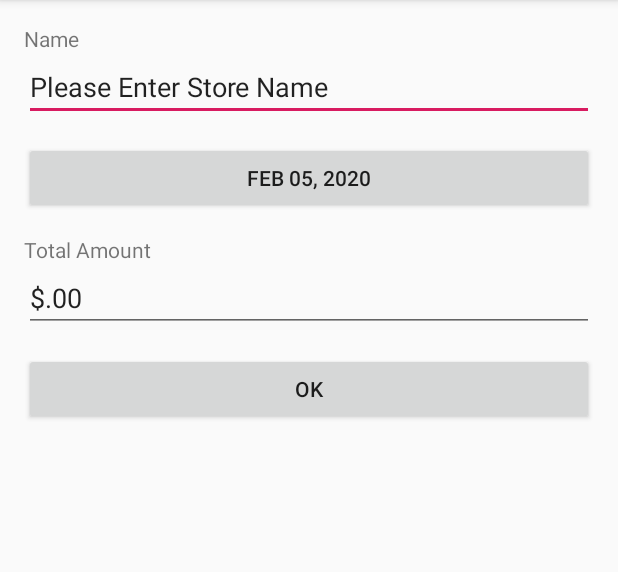
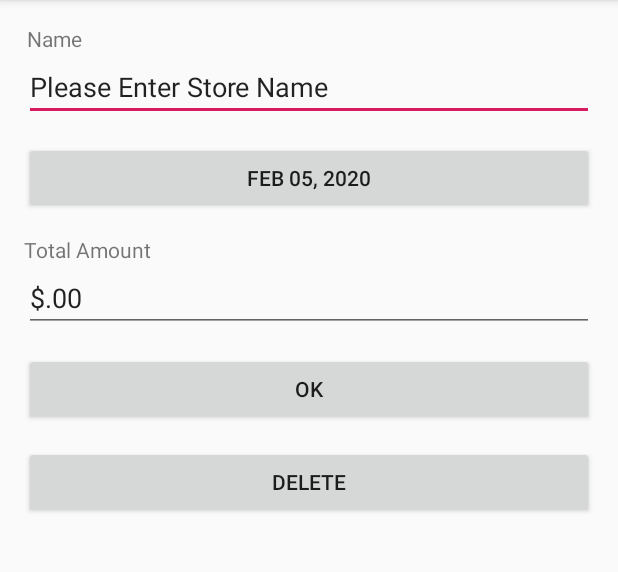
Before and after one commit to nilsjohnson/ReceiptTracker, an Android app: the screen it shows after launch (ReceiptActivity), after a tap on an icon or button, on a phone screen of 412 x 824 dp, the part 84-656 px from its top. Run offline under Robolectric (Android 15) with nearby library versions, the phone set to English and light mode, and no system bars; libraries missing offline, so code that uses them is left out: org.opencv.android, org.opencv.core; 16 statements that could not run were skipped.

Commit message:
converted ReceiptActivity's layout to ConstraintLayout, improved list_item_view and started adding a toolbar menu

```diff
--- a/app/src/main/AndroidManifest.xml
+++ b/app/src/main/AndroidManifest.xml
@@ -36,9 +36,6 @@
                 <action android:name="android.service.textservice.SpellCheckerService" />
             </intent-filter>
 
-            <meta-data
-                android:name="android.view.textservice.scs"
-                android:resource="@xml/spellchecker" />
         </service>
 
 
--- a/app/src/main/java/coffee/nils/dev/receipts/MainActivity.java
+++ b/app/src/main/java/coffee/nils/dev/receipts/MainActivity.java
@@ -8,6 +8,9 @@ import android.os.Bundle;
 import android.provider.MediaStore;
 import android.util.Log;
 import android.view.LayoutInflater;
+import android.view.Menu;
+import android.view.MenuInflater;
+import android.view.MenuItem;
 import android.view.View;
 import android.view.ViewGroup;
 import android.widget.TextView;
@@ -160,6 +163,24 @@ public class MainActivity extends AppCompatActivity
     }
 
     @Override
+    public boolean onCreateOptionsMenu(Menu menu) {
+        MenuInflater inflater = getMenuInflater();
+        inflater.inflate(R.menu.filter, menu);
+        return true;
+    }
+
+    @Override
+    public boolean onOptionsItemSelected(MenuItem item) {
+        // Handle item selection
+        switch (item.getItemId()) {
+            case R.id.new_game:
+                return true;
+            default:
+                return super.onOptionsItemSelected(item);
+        }
+    }
+
+    @Override
     protected void onResume()
     {
         super.onResume();
--- a/app/src/main/java/coffee/nils/dev/receipts/ReceiptActivity.java
+++ b/app/src/main/java/coffee/nils/dev/receipts/ReceiptActivity.java
@@ -8,7 +8,7 @@ import android.text.Editable;
 import android.text.TextWatcher;
 import android.util.Log;
 import android.view.View;
-import android.view.textservice.SpellCheckerSession;
+import android.view.ViewGroup;
 import android.widget.Button;
 import android.widget.DatePicker;
 import android.widget.EditText;
@@ -58,9 +58,9 @@ public class ReceiptActivity extends AppCompatActivity
     private EditText editTextTotalAmount;
     private Button btnDate;
     private Button btnOk;
+    private Button btnDelete;
 
     private DAO dao;
-
 
     Receipt receipt;
     boolean receiptChanged = false;
@@ -68,9 +68,13 @@ public class ReceiptActivity extends AppCompatActivity
     boolean validAmount = true;
     boolean validDate = true;
 
-    // for spell checking
-    private SpellCheckerSession mScs;
-
+    // to hold the values from the user input fields
+    // we dont directly update the receipt, until the user
+    // presses save or the back button. This prevents the DB and the cache from
+    // being out of sync.
+    String storeName;
+    double totalAmount;
+    Date date;
 
     @Override
     protected void onCreate(Bundle savedInstanceState)
@@ -92,7 +96,7 @@ public class ReceiptActivity extends AppCompatActivity
 
                 if(name.length() < ReceiptDBSchema.ReceiptTable.MAX_FIELD_LENGTH_DEFAULT)
                 {
-                    receipt.setStoreName(s.toString());
+                    storeName = s.toString();
                     editTextName.setBackgroundColor(Color.WHITE);
                     receiptChanged = true;
                     validName = true;
@@ -137,7 +141,7 @@ public class ReceiptActivity extends AppCompatActivity
                     }
 
                     double value = Double.parseDouble(value_str);
-                    receipt.setTotalAmount(value);
+                    totalAmount = value;
                     editTextTotalAmount.setBackgroundColor(Color.WHITE);
                     receiptChanged = true;
                     validAmount = true;
@@ -181,9 +185,9 @@ public class ReceiptActivity extends AppCompatActivity
                 Calendar cal = Calendar.getInstance();
                 cal.set(year, monthOfYear, dayOfMonth);
                 Date d = cal.getTime();
-                receipt.setDate(d);
+                date = d;
                 receiptChanged = true;
-                putDateOnButton();
+                putDateOnButton(d);
             }
         }
 
@@ -197,17 +201,22 @@ public class ReceiptActivity extends AppCompatActivity
             }
         }
 
-
+        class DeleteButtonListener implements View.OnClickListener
+        {
+            @Override
+            public void onClick(View v)
+            {
+                deleteReceipt();
+            }
+        }
 
         // set the view and get the DAO
         dao = DAO.get(this.getApplicationContext());
         setContentView(R.layout.activity_receipt);
 
-
         // get the reciept
         UUID receiptId = (UUID) getIntent().getSerializableExtra(MainActivity.EXTRA_NEW_RECEIPT_ID);
         receipt = dao.getReceiptById(receiptId);
-
 
         photoFile = dao.getPhotoFile(receipt);
         Bitmap bitmap = ImageUtil.getScaledBitmap(photoFile.getPath(), this);
@@ -218,7 +227,6 @@ public class ReceiptActivity extends AppCompatActivity
         {
             Toast toast= Toast.makeText(getApplicationContext(),"Autocropping and saving Image :)", Toast.LENGTH_SHORT);
             toast.show();
-
 
             Mat mat = new Mat();
             Utils.bitmapToMat(bitmap, mat);
@@ -252,11 +260,14 @@ public class ReceiptActivity extends AppCompatActivity
             toast.show();
         }
 
+        // initialize these so they get saved correctly if not changed
+        storeName = receipt.getStoreName();
+        date = receipt.getDate();
+        totalAmount = receipt.getTotalAmount();
+
         imageView = (ImageView) findViewById(R.id.imageView_receipt);
         photoFile = dao.getPhotoFile(receipt);
-        // Bitmap bitmap = ImageUtil.getScaledBitmap(photoFile.getPath(), this);
         imageView.setImageBitmap(bitmap);
-
 
         // set the name related things
         editTextName = (EditText) findViewById(R.id.editText_name);
@@ -266,7 +277,7 @@ public class ReceiptActivity extends AppCompatActivity
         // set the date related things
         btnDate = (Button) findViewById(R.id.button_date);
         btnDate.setOnClickListener(new ChooseDateHandler());
-        putDateOnButton();
+        putDateOnButton(date);
 
         // set the receipt's total-amount related things
         double totalAmount = receipt.getTotalAmount();
@@ -279,6 +290,10 @@ public class ReceiptActivity extends AppCompatActivity
         // for the OK button
         btnOk = (Button) findViewById(R.id.button_ok);
         btnOk.setOnClickListener(new OkButtonListener());
+
+        // for the delete button
+        btnDelete = (Button) findViewById(R.id.button_delete);
+        btnDelete.setOnClickListener(new DeleteButtonListener());
     }
 
 
@@ -324,9 +339,9 @@ public class ReceiptActivity extends AppCompatActivity
         }
     }
 
-    private void putDateOnButton()
+    private void putDateOnButton(Date d)
     {
-        btnDate.setText(receipt.getSimpleDate());
+        btnDate.setText(Receipt.sdf.format(d));
     }
 
     private void saveReceipt()
@@ -346,6 +361,11 @@ public class ReceiptActivity extends AppCompatActivity
             // these must be valid before saving.
             if(validAmount && validName && validDate)
             {
+                // update the receipt
+                receipt.setTotalAmount(totalAmount);
+                receipt.setStoreName(storeName);
+                receipt.setDate(date);
+                // save it
                 dao.updateReceipt(receipt);
                 Toast toast = Toast.makeText(getApplicationContext(),R.string.saved,Toast. LENGTH_SHORT);
                 toast.show();
@@ -383,4 +403,32 @@ public class ReceiptActivity extends AppCompatActivity
             }
         }
     }
+
+    private void deleteReceipt()
+    {
+        DialogInterface.OnClickListener dialogClickListener = new DialogInterface.OnClickListener()
+        {
+            @Override
+            public void onClick(DialogInterface dialog, int choice)
+            {
+                switch (choice)
+                {
+                    case DialogInterface.BUTTON_POSITIVE:
+                        dao.deleteReceipt(receipt.getId());
+                        Toast toast = Toast.makeText(getApplicationContext(), R.string.receipt_deleted, Toast.LENGTH_SHORT);
+                        toast.show();
+                        finish();
+                        break;
+
+                    case DialogInterface.BUTTON_NEGATIVE:
+
+                        break;
+                }
+            }
+        };
+
+        AlertDialog.Builder builder = new AlertDialog.Builder(this);
+        builder.setMessage(R.string.are_you_sure_delete).setPositiveButton(R.string.yes, dialogClickListener)
+                .setNegativeButton(R.string.no, dialogClickListener).show();
+    }
 }
--- a/app/src/main/java/coffee/nils/dev/receipts/data/DAO.java
+++ b/app/src/main/java/coffee/nils/dev/receipts/data/DAO.java
@@ -100,7 +100,7 @@ public class DAO
         values.put(ReceiptTable.COLS.STORE_NAME, receipt.getStoreName());
         values.put(ReceiptTable.COLS.AMOUNT, receipt.getTotalAmount());
         values.put(ReceiptTable.COLS.DATE, receipt.getDate().getTime());
-        values.put(ReceiptTable.COLS.IMAGE_IS_CROPPED, receipt.hasBeenReviewd() ? 1 : 0);
+        values.put(ReceiptTable.COLS.RECEIPT_BEEN_REVIEWED, receipt.hasBeenReviewd() ? 1 : 0);
 
         return values;
     }
@@ -137,7 +137,7 @@ public class DAO
         Receipt r = new Receipt();
         ContentValues values = getReceiptContentValues(r);
         database.insert(ReceiptTable.NAME, null, values);
-        receiptList.add(r);
+        receiptList.add(0, r);
         return r;
     }
 
@@ -190,6 +190,20 @@ public class DAO
         } catch (IOException e)
         {
             throw e;
+        }
+    }
+
+    public void deleteImage(String fileName)
+    {
+        File file = new File(context.getFilesDir().toString() + "/" + fileName);
+
+        if(file.delete())
+        {
+            Log.d(TAG, fileName + " deleted succesffuly");
+        }
+        else
+        {
+            Log.d(TAG, fileName + " failed to delete");
         }
     }
 
@@ -246,14 +260,6 @@ public class DAO
         printStoreNameHashTable();
     }
 
-    public void updateStoreNameValue(String key, String storeName)
-    {
-        ContentValues values = getStoreHashTableContentValues(new AbstractMap.SimpleEntry(key, storeName));
-
-        database.update(StoreNameHashTable.NAME, values, StoreNameHashTable.COLS.KEY + " = ?",
-                new String[]{key});
-    }
-
     private void printStoreNameHashTable()
     {
         StringBuilder table = new StringBuilder();
@@ -264,4 +270,18 @@ public class DAO
 
         Log.d(TAG, table.toString());
     }
+
+    public void deleteReceipt(UUID id)
+    {
+        for(int i = 0; i < receiptList.size(); i++)
+        {
+            if(receiptList.get(i).getId().equals(id))
+            {
+                database.delete(ReceiptTable.NAME, ReceiptTable.COLS.UUID + " = ?", new String[]{id.toString()});
+                deleteImage(receiptList.get(i).getFileName());
+                receiptList.remove(i);
+                break;
+            }
+        }
+    }
 }
--- a/app/src/main/java/coffee/nils/dev/receipts/data/Receipt.java
+++ b/app/src/main/java/coffee/nils/dev/receipts/data/Receipt.java
@@ -13,7 +13,7 @@ public class Receipt
     private boolean hasBeenReviewd = false;
 
     // defines how we show date to user
-    private static SimpleDateFormat sdf = new SimpleDateFormat("MMM dd, yyyy");
+    public static final SimpleDateFormat sdf = new SimpleDateFormat("MMM dd, yyyy");
 
     public Receipt()
     {
--- a/app/src/main/java/coffee/nils/dev/receipts/data/ReceiptBaseHelper.java
+++ b/app/src/main/java/coffee/nils/dev/receipts/data/ReceiptBaseHelper.java
@@ -35,7 +35,7 @@ public class ReceiptBaseHelper extends SQLiteOpenHelper
                 STORE_NAME + " varchar(" + MAX_FIELD_LENGTH_DEFAULT + "), " +
                 ReceiptTable.COLS.DATE + " INTEGER, " +
                 ReceiptTable.COLS.AMOUNT + " INTEGER, " +
-                ReceiptTable.COLS.IMAGE_IS_CROPPED + " INTEGER " +
+                ReceiptTable.COLS.RECEIPT_BEEN_REVIEWED + " INTEGER " +
                 ")"
         );
 
--- a/app/src/main/java/coffee/nils/dev/receipts/data/ReceiptCursorWrapper.java
+++ b/app/src/main/java/coffee/nils/dev/receipts/data/ReceiptCursorWrapper.java
@@ -20,14 +20,14 @@ public class ReceiptCursorWrapper extends CursorWrapper
         String storeName = getString(getColumnIndex(ReceiptDBSchema.ReceiptTable.COLS.STORE_NAME));
         double amount = getDouble(getColumnIndex(ReceiptDBSchema.ReceiptTable.COLS.AMOUNT));
         long date = getLong(getColumnIndex(ReceiptDBSchema.ReceiptTable.COLS.DATE));
-        int isCropped = getInt(getColumnIndex(ReceiptDBSchema.ReceiptTable.COLS.IMAGE_IS_CROPPED));
+        int isReviewed = getInt(getColumnIndex(ReceiptDBSchema.ReceiptTable.COLS.RECEIPT_BEEN_REVIEWED));
 
         Receipt receipt = new Receipt(UUID.fromString(uuidString));
 
         receipt.setStoreName(storeName);
         receipt.setTotalAmount(amount);
         receipt.setDate(new Date(date));
-        receipt.setHasBeenReviewed(isCropped != 0);
+        receipt.setHasBeenReviewed(isReviewed != 0);
 
         return receipt;
     }
--- a/app/src/main/java/coffee/nils/dev/receipts/data/ReceiptDBSchema.java
+++ b/app/src/main/java/coffee/nils/dev/receipts/data/ReceiptDBSchema.java
@@ -15,7 +15,7 @@ public class ReceiptDBSchema
             public static final String STORE_NAME = "store_name";
             public static final String DATE = "date";
             public static final String AMOUNT = "amount";
-            public static final String IMAGE_IS_CROPPED = "image_is_cropped";
+            public static final String RECEIPT_BEEN_REVIEWED = "been_reviewed";
         }
     }
 
--- a/app/src/main/java/coffee/nils/dev/receipts/util/receiptReader/ReceiptReader.java
+++ b/app/src/main/java/coffee/nils/dev/receipts/util/receiptReader/ReceiptReader.java
@@ -513,7 +513,7 @@ public class ReceiptReader
     /**
      *
      * @param storeName A string of text that is (hopefully) the name of a store
-     * @return The name of the store with the letters of first words capitalized.
+     * @return The name of the store with the letters of first words capitalized and no terminal points.
      */
     private String getStoreNameFormatted(String storeName)
     {
@@ -523,6 +523,7 @@ public class ReceiptReader
         }
 
         StringBuilder sb = new StringBuilder(storeName.trim());
+
 
         for(int i = 0; i < sb.length(); i++)
         {
@@ -543,6 +544,6 @@ public class ReceiptReader
             }
         }
 
-        return sb.toString();
+        return sb.toString().replaceAll("!", "");
     }
 }
--- /dev/null
+++ b/app/src/main/res/drawable/ic_reorder_black_24dp.xml
@@ -0,0 +1,9 @@
+<vector xmlns:android="http://schemas.android.com/apk/res/android"
+        android:width="24dp"
+        android:height="24dp"
+        android:viewportWidth="24.0"
+        android:viewportHeight="24.0">
+    <path
+        android:fillColor="#FF000000"
+        android:pathData="M3,15h18v-2L3,13v2zM3,19h18v-2L3,17v2zM3,11h18L21,9L3,9v2zM3,5v2h18L21,5L3,5z"/>
+</vector>
--- /dev/null
+++ b/app/src/main/res/drawable/lol.xml
@@ -0,0 +1,4 @@
+<?xml version="1.0" encoding="utf-8"?>
+<selector xmlns:android="http://schemas.android.com/apk/res/android">
+
+</selector>
--- a/app/src/main/res/layout/activity_main.xml
+++ b/app/src/main/res/layout/activity_main.xml
@@ -13,7 +13,9 @@
     <androidx.recyclerview.widget.RecyclerView
         android:id="@+id/recyclerView_receipts"
         android:layout_width="match_parent"
-        android:layout_height="match_parent" />
+        android:layout_height="match_parent"
+        app:stackFromEnd="true"
+        app:reverseLayout="true"/>
 
     <com.google.android.material.floatingactionbutton.FloatingActionButton
         android:id="@+id/fab_add_receipt"
--- a/app/src/main/res/layout/activity_receipt.xml
+++ b/app/src/main/res/layout/activity_receipt.xml
@@ -6,64 +6,106 @@
     android:layout_height="match_parent"
     android:orientation="vertical">
 
-    <LinearLayout
+    <androidx.constraintlayout.widget.ConstraintLayout
+        android:id="@+id/linearLayout"
         android:layout_width="match_parent"
         android:layout_height="wrap_content"
-        android:layout_marginLeft="16dp"
-        android:layout_marginTop="16dp"
-        android:layout_marginRight="16dp"
-        android:layout_marginBottom="16dp"
-        android:orientation="vertical">
+        tools:layout_editor_absoluteX="16dp"
+        tools:layout_editor_absoluteY="16dp">
 
         <TextView
             android:id="@+id/tv_name"
-            android:layout_width="match_parent"
+            android:layout_width="0dp"
             android:layout_height="wrap_content"
-            android:text="@string/name" />
+            android:layout_marginTop="16dp"
+            android:paddingLeft="2dp"
+            android:paddingEnd="2dp"
+            android:text="@string/name"
+            app:layout_constraintEnd_toEndOf="@+id/editText_name"
+            app:layout_constraintStart_toStartOf="@+id/editText_name"
+            app:layout_constraintTop_toTopOf="parent" />
 
         <EditText
             android:id="@+id/editText_name"
-            android:layout_width="match_parent"
+            android:layout_width="0dp"
             android:layout_height="wrap_content"
-            android:layout_marginBottom="14dp"
+            android:layout_marginStart="16dp"
+            android:layout_marginEnd="16dp"
             android:ems="10"
             android:inputType="textPersonName"
-            tools:text="Whole Foods" />
+            app:layout_constraintEnd_toEndOf="parent"
+            app:layout_constraintStart_toStartOf="parent"
+            app:layout_constraintTop_toBottomOf="@+id/tv_name" />
 
         <Button
             android:id="@+id/button_date"
             android:layout_width="match_parent"
             android:layout_height="wrap_content"
-            android:layout_marginBottom="14dp"
+            android:layout_marginStart="16dp"
+            android:layout_marginTop="14dp"
+            android:layout_marginEnd="16dp"
             android:text="Button"
-            tools:text="March 28, 2017" />
+            app:layout_constraintEnd_toEndOf="parent"
+            app:layout_constraintStart_toStartOf="parent"
+            app:layout_constraintTop_toBottomOf="@+id/editText_name" />
 
         <TextView
             android:id="@+id/textView_amount"
-            android:layout_width="match_parent"
+            android:layout_width="0dp"
             android:layout_height="wrap_content"
-            android:text="@string/amount" />
+            android:layout_marginTop="14dp"
+            android:text="@string/amount"
+            app:layout_constraintEnd_toEndOf="@+id/editText_amount"
+            app:layout_constraintStart_toStartOf="@+id/editText_amount"
+            app:layout_constraintTop_toBottomOf="@+id/button_date" />
 
         <EditText
             android:id="@+id/editText_amount"
             android:layout_width="match_parent"
             android:layout_height="wrap_content"
-            android:layout_marginBottom="14dp"
+            android:layout_marginStart="16dp"
+            android:layout_marginEnd="16dp"
             android:ems="10"
             android:inputType="textPersonName"
-            tools:text="$12.98" />
+            app:layout_constraintEnd_toEndOf="parent"
+            app:layout_constraintStart_toStartOf="parent"
+            app:layout_constraintTop_toBottomOf="@+id/textView_amount" />
 
         <Button
             android:id="@+id/button_ok"
+            android:layout_width="0dp"
+            android:layout_height="wrap_content"
+            android:layout_marginStart="16dp"
+            android:layout_marginTop="14dp"
+            android:layout_marginEnd="16dp"
+            android:text="@android:string/ok"
+            app:layout_constraintEnd_toEndOf="parent"
+            app:layout_constraintStart_toStartOf="parent"
+            app:layout_constraintTop_toBottomOf="@+id/editText_amount" />
+
+        <Button
+            android:id="@+id/button_delete"
             android:layout_width="match_parent"
             android:layout_height="wrap_content"
-            android:layout_marginBottom="14dp"
-            android:text="@android:string/ok" />
+            android:layout_marginStart="16dp"
+            android:layout_marginTop="14dp"
+            android:layout_marginEnd="16dp"
+            android:text="@string/delete"
+            app:layout_constraintEnd_toEndOf="parent"
+            app:layout_constraintStart_toStartOf="parent"
+            app:layout_constraintTop_toBottomOf="@+id/button_ok" />
 
         <ImageView
             android:id="@+id/imageView_receipt"
-            android:layout_width="match_parent"
+            android:layout_width="wrap_content"
             android:layout_height="wrap_content"
+            android:layout_marginStart="16dp"
+            android:layout_marginTop="5dp"
+            android:layout_marginEnd="16dp"
+            app:layout_constraintEnd_toEndOf="parent"
+            app:layout_constraintStart_toStartOf="parent"
+            app:layout_constraintTop_toBottomOf="@+id/button_delete"
             app:srcCompat="@android:drawable/ic_menu_camera" />
-    </LinearLayout>
+
+    </androidx.constraintlayout.widget.ConstraintLayout>
 </ScrollView>
--- /dev/null
+++ b/app/src/main/res/menu/filter.xml
@@ -0,0 +1,8 @@
+<?xml version="1.0" encoding="utf-8"?>
+<menu xmlns:app="http://schemas.android.com/apk/res-auto"
+    xmlns:android="http://schemas.android.com/apk/res/android">
+    <item android:id="@+id/new_game"
+        android:icon="@drawable/ic_reorder_black_24dp"
+        android:title="Filter1"
+        app:showAsAction="ifRoom" />
+</menu>
--- a/app/src/main/res/values/strings.xml
+++ b/app/src/main/res/values/strings.xml
@@ -14,5 +14,8 @@
     <string name="subtype_generic">asdf</string>
     <string name="no_store_found">Please Enter Store Name</string>
     <string name="no_changes">No Changes Saved</string>
+    <string name="delete">Delete</string>
+    <string name="receipt_deleted">Receipt Deleted</string>
+    <string name="are_you_sure_delete">Delete This Receipt?</string>
 
 </resources>
```
Also changed, not shown: app/src/main/res/layout/list_item.xml (+12 -18 lines), app/src/main/res/xml/spellchecker.xml (deleted, +0 -11 lines).
